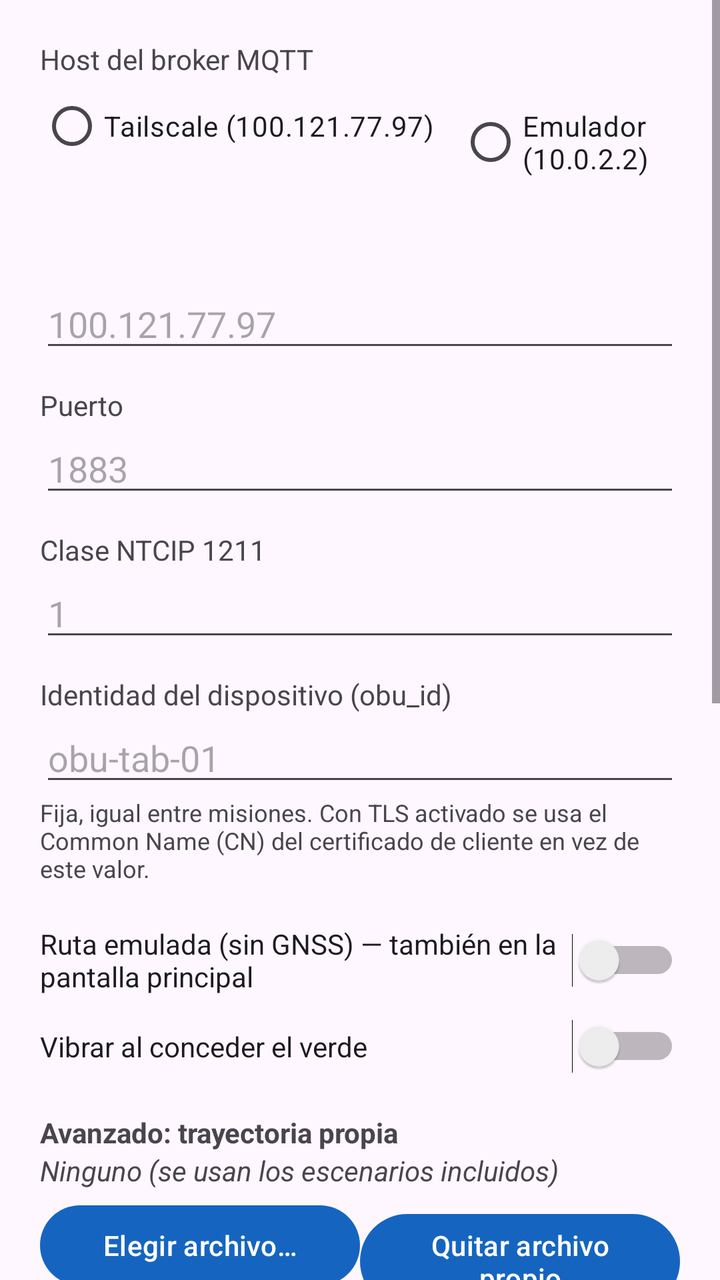
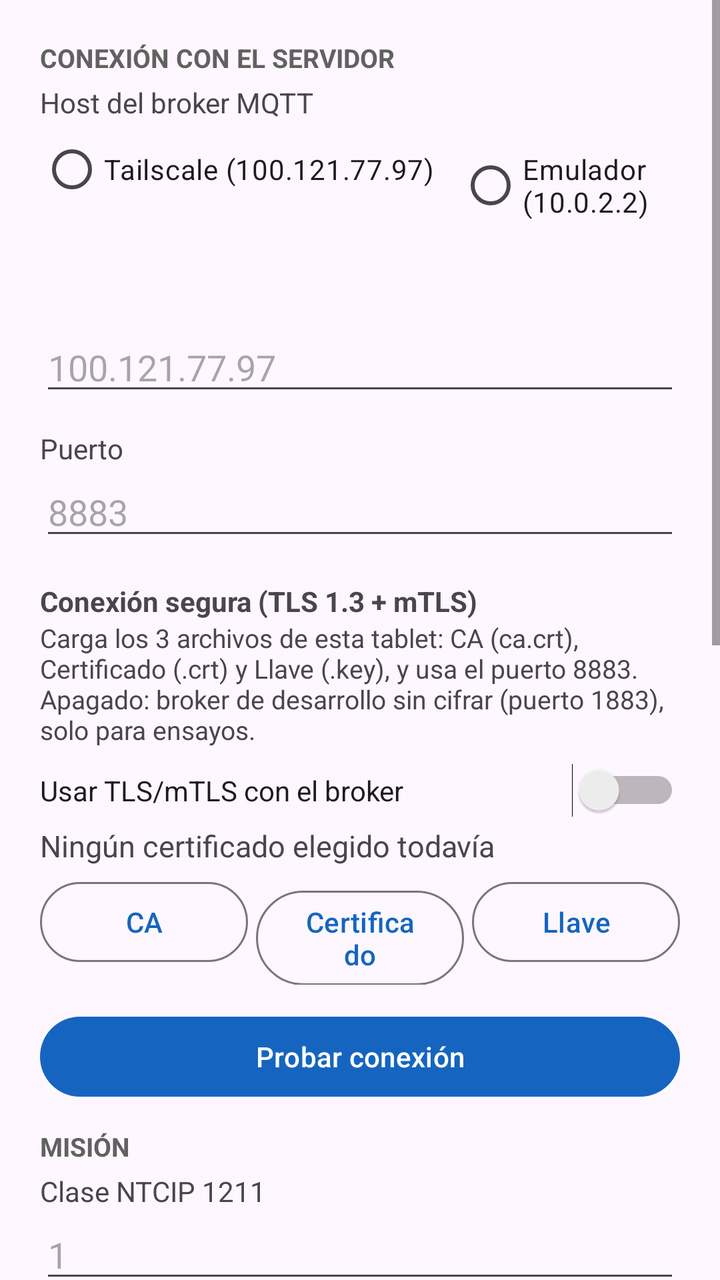

Screens rendered from an Android XML layout before and after an edit, with the pre-edit source and the edit as a unified diff.
<!-- AndroidManifest.xml: application theme Theme.ObuNtcip -->
<!-- res/layout/activity_ajustes.xml -->
<?xml version="1.0" encoding="utf-8"?>
<ScrollView xmlns:android="http://schemas.android.com/apk/res/android"
    android:layout_width="match_parent"
    android:layout_height="match_parent">

    <LinearLayout
        android:layout_width="match_parent"
        android:layout_height="wrap_content"
        android:orientation="vertical"
        android:padding="20dp">

        <TextView
            android:layout_width="wrap_content"
            android:layout_height="wrap_content"
            android:text="@string/ajustes_host" />
        <RadioGroup
            android:id="@+id/grupoHost"
            android:layout_width="match_parent"
            android:layout_height="wrap_content"
            android:orientation="horizontal">
            <RadioButton
                android:id="@+id/hostTailscale"
                android:layout_width="wrap_content"
                android:layout_height="wrap_content"
                android:text="@string/ajustes_host_tailscale" />
            <RadioButton
                android:id="@+id/hostEmulador"
                android:layout_width="wrap_content"
                android:layout_height="wrap_content"
                android:layout_marginStart="12dp"
                android:text="@string/ajustes_host_emulador" />
            <RadioButton
                android:id="@+id/hostManual"
                android:layout_width="wrap_content"
                android:layout_height="wrap_content"
                android:layout_marginStart="12dp"
                android:text="@string/ajustes_host_manual" />
        </RadioGroup>
        <EditText
            android:id="@+id/campoHost"
            android:layout_width="match_parent"
            android:layout_height="wrap_content"
            android:hint="100.121.77.97"
            android:inputType="textNoSuggestions" />

        <TextView
            android:layout_width="wrap_content"
            android:layout_height="wrap_content"
            android:layout_marginTop="12dp"
            android:text="@string/ajustes_puerto" />
        <EditText
            android:id="@+id/campoPuerto"
            android:layout_width="match_parent"
            android:layout_height="wrap_content"
            android:hint="1883"
            android:inputType="number" />

        <TextView
            android:layout_width="wrap_content"
            android:layout_height="wrap_content"
            android:layout_marginTop="12dp"
            android:text="@string/ajustes_clase" />
        <EditText
            android:id="@+id/campoClase"
            android:layout_width="match_parent"
            android:layout_height="wrap_content"
            android:hint="1"
            android:inputType="number" />

        <TextView
            android:layout_width="wrap_content"
            android:layout_height="wrap_content"
            android:layout_marginTop="12dp"
            android:text="@string/ajustes_obu_id" />
        <EditText
            android:id="@+id/campoObuId"
            android:layout_width="match_parent"
            android:layout_height="wrap_content"
            android:hint="obu-tab-01"
            android:inputType="textNoSuggestions" />
        <TextView
            android:layout_width="match_parent"
            android:layout_height="wrap_content"
            android:text="@string/ajustes_obu_id_ayuda"
            android:textSize="12sp" />

        <Switch
            android:id="@+id/interruptorModoSimulado"
            android:layout_width="match_parent"
            android:layout_height="wrap_content"
            android:layout_marginTop="20dp"
            android:text="@string/ajustes_modo_simulado" />

        <Switch
            android:id="@+id/interruptorVibrar"
            android:layout_width="match_parent"
            android:layout_height="wrap_content"
            android:layout_marginTop="12dp"
            android:text="@string/ajustes_vibrar" />

        <TextView
            android:layout_width="wrap_content"
            android:layout_height="wrap_content"
            android:layout_marginTop="20dp"
            android:text="@string/ajustes_avanzado"
            android:textStyle="bold" />
        <TextView
            android:id="@+id/textoTrayectoriaElegida"
            android:layout_width="match_parent"
            android:layout_height="wrap_content"
            android:text="@string/ajustes_sin_archivo"
            android:textStyle="italic" />

        <LinearLayout
            android:layout_width="match_parent"
            android:layout_height="wrap_content"
            android:layout_marginTop="4dp"
            android:orientation="horizontal">

            <Button
                android:id="@+id/botonElegirTrayectoria"
                android:layout_width="0dp"
                android:layout_height="wrap_content"
                android:layout_weight="1"
                android:text="@string/ajustes_elegir_trayectoria" />

            <Button
                android:id="@+id/botonUsarIntegrada"
                android:layout_width="0dp"
                android:layout_height="wrap_content"
                android:layout_weight="1"
                android:text="@string/ajustes_quitar_archivo" />
        </LinearLayout>

        <TextView
            android:layout_width="wrap_content"
            android:layout_height="wrap_content"
            android:layout_marginTop="20dp"
            android:text="@string/ajustes_tls_titulo"
            android:textStyle="bold" />
        <TextView
            android:layout_width="match_parent"
            android:layout_height="wrap_content"
            android:text="@string/ajustes_tls_resumen" />

        <Switch
            android:id="@+id/interruptorTls"
            android:layout_width="match_parent"
            android:layout_height="wrap_content"
            android:layout_marginTop="8dp"
            android:text="@string/ajustes_tls_activar" />

        <TextView
            android:id="@+id/textoTlsEstado"
            android:layout_width="match_parent"
            android:layout_height="wrap_content"
            android:layout_marginTop="4dp"
            android:text="@string/ajustes_tls_sin_archivos"
            android:textStyle="italic" />

        <LinearLayout
            android:layout_width="match_parent"
            android:layout_height="wrap_content"
            android:layout_marginTop="4dp"
            android:orientation="horizontal">

            <Button
                android:id="@+id/botonElegirTlsCa"
                android:layout_width="0dp"
                android:layout_height="wrap_content"
                android:layout_weight="1"
                android:text="@string/ajustes_tls_elegir_ca" />

            <Button
                android:id="@+id/botonElegirTlsCert"
                android:layout_width="0dp"
                android:layout_height="wrap_content"
                android:layout_weight="1"
                android:layout_marginStart="4dp"
                android:text="@string/ajustes_tls_elegir_cert" />

            <Button
                android:id="@+id/botonElegirTlsKey"
                android:layout_width="0dp"
                android:layout_height="wrap_content"
                android:layout_weight="1"
                android:layout_marginStart="4dp"
                android:text="@string/ajustes_tls_elegir_key" />
        </LinearLayout>

        <Button
            android:id="@+id/botonGuardar"
            android:layout_width="match_parent"
            android:layout_height="wrap_content"
            android:layout_marginTop="24dp"
            android:text="@string/ajustes_guardar" />

        <Button
            android:id="@+id/botonExportarEventos"
            android:layout_width="match_parent"
            android:layout_height="wrap_content"
            android:layout_marginTop="12dp"
            android:text="@string/ajustes_exportar_eventos" />

        <TextView
            android:layout_width="match_parent"
            android:layout_height="wrap_content"
            android:layout_marginTop="24dp"
            android:text="@string/ajustes_bateria_titulo"
            android:textStyle="bold" />
        <TextView
            android:layout_width="match_parent"
            android:layout_height="wrap_content"
            android:text="@string/ajustes_bateria_resumen" />
        <Button
            android:id="@+id/botonRevisarBateria"
            android:layout_width="wrap_content"
            android:layout_height="wrap_content"
            android:layout_marginTop="8dp"
            android:text="@string/ajustes_bateria_boton" />

    </LinearLayout>
</ScrollView>
<!-- resources referenced by this layout -->
<resources>
  <string name="ajustes_avanzado">Avanzado: trayectoria propia</string>
  <string name="ajustes_bateria_boton">Revisar</string>
  <string name="ajustes_bateria_resumen">Esta app puede detenerse en segundo plano si Android restringe su batería</string>
  <string name="ajustes_bateria_titulo">Optimización de batería</string>
  <string name="ajustes_clase">Clase NTCIP 1211</string>
  <string name="ajustes_elegir_trayectoria">Elegir archivo…</string>
  <string name="ajustes_exportar_eventos">Exportar CSV de eventos</string>
  <string name="ajustes_guardar">Guardar</string>
  <string name="ajustes_host">Host del broker MQTT</string>
  <string name="ajustes_host_emulador">Emulador (10.0.2.2)</string>
  <string name="ajustes_host_manual">Manual</string>
  <string name="ajustes_host_tailscale">Tailscale (100.121.77.97)</string>
  <string name="ajustes_modo_simulado">Ruta emulada (sin GNSS) — también en la pantalla principal</string>
  <string name="ajustes_obu_id">Identidad del dispositivo (obu_id)</string>
  <string name="ajustes_obu_id_ayuda">Fija, igual entre misiones. Con TLS activado se usa el Common Name (CN) del certificado de cliente en vez de este valor.</string>
  <string name="ajustes_puerto">Puerto</string>
  <string name="ajustes_quitar_archivo">Quitar archivo propio</string>
  <string name="ajustes_sin_archivo">Ninguno (se usan los escenarios incluidos)</string>
  <string name="ajustes_tls_activar">Usar TLS/mTLS con el broker</string>
  <string name="ajustes_tls_elegir_ca">CA</string>
  <string name="ajustes_tls_elegir_cert">Certificado</string>
  <string name="ajustes_tls_elegir_key">Llave</string>
  <string name="ajustes_tls_resumen">Certificados emitidos por scripts/seguridad/generar_ca.py (ver app_obu/README.md). Apagado: broker de desarrollo sin cifrar, como hasta ahora.</string>
  <string name="ajustes_tls_sin_archivos">Ningún certificado elegido todavía</string>
  <string name="ajustes_tls_titulo">Etapa 3: TLS 1.3 + mTLS</string>
  <string name="ajustes_vibrar">Vibrar al conceder el verde</string>
  <style name="Theme.ObuNtcip" parent="Theme.Material3.DayNight.NoActionBar">
          <item name="colorPrimary">@color/primario</item>
          <item name="colorPrimaryDark">@color/primario_oscuro</item>
      </style>
  <color name="primario">#1565C0</color>
  <color name="primario_oscuro">#0D47A1</color>
</resources>

<!-- the commit's change to res/layout/activity_ajustes.xml (unified diff, before → after) -->
@@ -9,6 +9,12 @@
         android:orientation="vertical"
         android:padding="20dp">
 
+        
+        <TextView
+            style="@style/TituloSeccion"
+            android:layout_marginTop="0dp"
+            android:text="@string/conexion_titulo" />
+
         <TextView
             android:layout_width="wrap_content"
             android:layout_height="wrap_content"
@@ -52,13 +58,98 @@
             android:id="@+id/campoPuerto"
             android:layout_width="match_parent"
             android:layout_height="wrap_content"
-            android:hint="1883"
+            android:hint="8883"
             android:inputType="number" />
 
         <TextView
             android:layout_width="wrap_content"
             android:layout_height="wrap_content"
-            android:layout_marginTop="12dp"
+            android:layout_marginTop="16dp"
+            android:text="@string/ajustes_tls_titulo"
+            android:textStyle="bold" />
+        <TextView
+            android:layout_width="match_parent"
+            android:layout_height="wrap_content"
+            android:text="@string/ajustes_tls_resumen"
+            android:textSize="13sp" />
+
+        <Switch
+            android:id="@+id/interruptorTls"
+            android:layout_width="match_parent"
+            android:layout_height="wrap_content"
+            android:layout_marginTop="8dp"
+            android:text="@string/ajustes_tls_activar" />
+
+        <LinearLayout
+            android:id="@+id/panelTls"
+            android:layout_width="match_parent"
+            android:layout_height="wrap_content"
+            android:orientation="vertical">
+
+            <TextView
+                android:id="@+id/textoTlsEstado"
+                android:layout_width="match_parent"
+                android:layout_height="wrap_content"
+                android:layout_marginTop="4dp"
+                android:text="@string/ajustes_tls_sin_archivos"
+                android:textSize="15sp" />
+
+            <LinearLayout
+                android:layout_width="match_parent"
+                android:layout_height="wrap_content"
+                android:layout_marginTop="4dp"
+                android:orientation="horizontal">
+
+                <Button
+                    android:id="@+id/botonElegirTlsCa"
+                    style="?attr/materialButtonOutlinedStyle"
+                    android:layout_width="0dp"
+                    android:layout_height="wrap_content"
+                    android:layout_weight="1"
+                    android:text="@string/ajustes_tls_elegir_ca" />
+
+                <Button
+                    android:id="@+id/botonElegirTlsCert"
+                    style="?attr/materialButtonOutlinedStyle"
+                    android:layout_width="0dp"
+                    android:layout_height="wrap_content"
+                    android:layout_weight="1"
+                    android:layout_marginStart="4dp"
+                    android:text="@string/ajustes_tls_elegir_cert" />
+
+                <Button
+                    android:id="@+id/botonElegirTlsKey"
+                    style="?attr/materialButtonOutlinedStyle"
+                    android:layout_width="0dp"
+                    android:layout_height="wrap_content"
+                    android:layout_weight="1"
+                    android:layout_marginStart="4dp"
+                    android:text="@string/ajustes_tls_elegir_key" />
+            </LinearLayout>
+        </LinearLayout>
+
+        <Button
+            android:id="@+id/botonProbarConexion"
+            android:layout_width="match_parent"
+            android:layout_height="wrap_content"
+            android:layout_marginTop="12dp"
+            android:text="@string/tls_probar" />
+        <TextView
+            android:id="@+id/textoPruebaConexion"
+            android:layout_width="match_parent"
+            android:layout_height="wrap_content"
+            android:layout_marginTop="4dp"
+            android:textSize="15sp"
+            android:visibility="gone" />
+
+        
+        <TextView
+            style="@style/TituloSeccion"
+            android:text="@string/seccion_mision_ajustes" />
+
+        <TextView
+            android:layout_width="wrap_content"
+            android:layout_height="wrap_content"
             android:text="@string/ajustes_clase" />
         <EditText
             android:id="@+id/campoClase"
@@ -67,43 +158,59 @@
             android:hint="1"
             android:inputType="number" />
 
-        <TextView
-            android:layout_width="wrap_content"
-            android:layout_height="wrap_content"
-            android:layout_marginTop="12dp"
-            android:text="@string/ajustes_obu_id" />
-        <EditText
-            android:id="@+id/campoObuId"
-            android:layout_width="match_parent"
-            android:layout_height="wrap_content"
-            android:hint="obu-tab-01"
-            android:inputType="textNoSuggestions" />
-        <TextView
-            android:layout_width="match_parent"
-            android:layout_height="wrap_content"
-            android:text="@string/ajustes_obu_id_ayuda"
-            android:textSize="12sp" />
+        <LinearLayout
+            android:id="@+id/panelObuId"
+            android:layout_width="match_parent"
+            android:layout_height="wrap_content"
+            android:orientation="vertical">
+            <TextView
+                android:layout_width="wrap_content"
+                android:layout_height="wrap_content"
+                android:layout_marginTop="12dp"
+                android:text="@string/ajustes_obu_id" />
+            <EditText
+                android:id="@+id/campoObuId"
+                android:layout_width="match_parent"
+                android:layout_height="wrap_content"
+                android:hint="obu-tab-01"
+                android:inputType="textNoSuggestions" />
+            <TextView
+                android:layout_width="match_parent"
+                android:layout_height="wrap_content"
+                android:text="@string/ajustes_obu_id_ayuda"
+                android:textSize="12sp" />
+        </LinearLayout>
+        <TextView
+            android:id="@+id/textoObuIdTls"
+            android:layout_width="match_parent"
+            android:layout_height="wrap_content"
+            android:layout_marginTop="12dp"
+            android:textSize="14sp"
+            android:visibility="gone" />
+
+        <Switch
+            android:id="@+id/interruptorVibrar"
+            android:layout_width="match_parent"
+            android:layout_height="wrap_content"
+            android:layout_marginTop="12dp"
+            android:text="@string/ajustes_vibrar" />
+
+        
+        <TextView
+            style="@style/TituloSeccion"
+            android:text="@string/seccion_demo_ajustes" />
 
         <Switch
             android:id="@+id/interruptorModoSimulado"
             android:layout_width="match_parent"
             android:layout_height="wrap_content"
-            android:layout_marginTop="20dp"
             android:text="@string/ajustes_modo_simulado" />
 
-        <Switch
-            android:id="@+id/interruptorVibrar"
-            android:layout_width="match_parent"
-            android:layout_height="wrap_content"
-            android:layout_marginTop="12dp"
-            android:text="@string/ajustes_vibrar" />
-
-        <TextView
-            android:layout_width="wrap_content"
-            android:layout_height="wrap_content"
-            android:layout_marginTop="20dp"
-            android:text="@string/ajustes_avanzado"
-            android:textStyle="bold" />
+        <TextView
+            android:layout_width="wrap_content"
+            android:layout_height="wrap_content"
+            android:layout_marginTop="12dp"
+            android:text="@string/ajustes_avanzado" />
         <TextView
             android:id="@+id/textoTrayectoriaElegida"
             android:layout_width="match_parent"
@@ -119,6 +226,7 @@
 
             <Button
                 android:id="@+id/botonElegirTrayectoria"
+                style="?attr/materialButtonOutlinedStyle"
                 android:layout_width="0dp"
                 android:layout_height="wrap_content"
                 android:layout_weight="1"
@@ -126,67 +234,38 @@
 
             <Button
                 android:id="@+id/botonUsarIntegrada"
+                style="?attr/materialButtonOutlinedStyle"
                 android:layout_width="0dp"
                 android:layout_height="wrap_content"
                 android:layout_weight="1"
+                android:layout_marginStart="4dp"
                 android:text="@string/ajustes_quitar_archivo" />
         </LinearLayout>
 
-        <TextView
-            android:layout_width="wrap_content"
-            android:layout_height="wrap_content"
-            android:layout_marginTop="20dp"
-            android:text="@string/ajustes_tls_titulo"
-            android:textStyle="bold" />
-        <TextView
-            android:layout_width="match_parent"
-            android:layout_height="wrap_content"
-            android:text="@string/ajustes_tls_resumen" />
-
-        <Switch
-            android:id="@+id/interruptorTls"
-            android:layout_width="match_parent"
-            android:layout_height="wrap_content"
-            android:layout_marginTop="8dp"
-            android:text="@string/ajustes_tls_activar" />
-
-        <TextView
-            android:id="@+id/textoTlsEstado"
-            android:layout_width="match_parent"
+        
+        <TextView
+            style="@style/TituloSeccion"
+            android:text="@string/seccion_registro_ajustes" />
+
+        <Button
+            android:id="@+id/botonExportarEventos"
+            style="?attr/materialButtonOutlinedStyle"
+            android:layout_width="match_parent"
+            android:layout_height="wrap_content"
+            android:text="@string/ajustes_exportar_eventos" />
+
+        <TextView
+            android:layout_width="match_parent"
+            android:layout_height="wrap_content"
+            android:layout_marginTop="12dp"
+            android:text="@string/ajustes_bateria_resumen" />
+        <Button
+            android:id="@+id/botonRevisarBateria"
+            style="?attr/materialButtonOutlinedStyle"
+            android:layout_width="wrap_content"
             android:layout_height="wrap_content"
             android:layout_marginTop="4dp"
-            android:text="@string/ajustes_tls_sin_archivos"
-            android:textStyle="italic" />
-
-        <LinearLayout
-            android:layout_width="match_parent"
-            android:layout_height="wrap_content"
-            android:layout_marginTop="4dp"
-            android:orientation="horizontal">
-
-            <Button
-                android:id="@+id/botonElegirTlsCa"
-                android:layout_width="0dp"
-                android:layout_height="wrap_content"
-                android:layout_weight="1"
-                android:text="@string/ajustes_tls_elegir_ca" />
-
-            <Button
-                android:id="@+id/botonElegirTlsCert"
-                android:layout_width="0dp"
-                android:layout_height="wrap_content"
-                android:layout_weight="1"
-                android:layout_marginStart="4dp"
-                android:text="@string/ajustes_tls_elegir_cert" />
-
-            <Button
-                android:id="@+id/botonElegirTlsKey"
-                android:layout_width="0dp"
-                android:layout_height="wrap_content"
-                android:layout_weight="1"
-                android:layout_marginStart="4dp"
-                android:text="@string/ajustes_tls_elegir_key" />
-        </LinearLayout>
+            android:text="@string/ajustes_bateria_boton" />
 
         <Button
             android:id="@+id/botonGuardar"
@@ -195,29 +274,5 @@
             android:layout_marginTop="24dp"
             android:text="@string/ajustes_guardar" />
 
-        <Button
-            android:id="@+id/botonExportarEventos"
-            android:layout_width="match_parent"
-            android:layout_height="wrap_content"
-            android:layout_marginTop="12dp"
-            android:text="@string/ajustes_exportar_eventos" />
-
-        <TextView
-            android:layout_width="match_parent"
-            android:layout_height="wrap_content"
-            android:layout_marginTop="24dp"
-            android:text="@string/ajustes_bateria_titulo"
-            android:textStyle="bold" />
-        <TextView
-            android:layout_width="match_parent"
-            android:layout_height="wrap_content"
-            android:text="@string/ajustes_bateria_resumen" />
-        <Button
-            android:id="@+id/botonRevisarBateria"
-            android:layout_width="wrap_content"
-            android:layout_height="wrap_content"
-            android:layout_marginTop="8dp"
-            android:text="@string/ajustes_bateria_boton" />
-
     </LinearLayout>
 </ScrollView>
<!-- resource entries referenced after the edit -->
@@ -1,13 +1,12 @@
 <!-- resources referenced by this layout -->
 <resources>
-  <string name="ajustes_avanzado">Avanzado: trayectoria propia</string>
+  <string name="ajustes_avanzado">Avanzado: trayectoria propia (.csv, solo para Ruta emulada)</string>
   <string name="ajustes_bateria_boton">Revisar</string>
   <string name="ajustes_bateria_resumen">Esta app puede detenerse en segundo plano si Android restringe su batería</string>
-  <string name="ajustes_bateria_titulo">Optimización de batería</string>
   <string name="ajustes_clase">Clase NTCIP 1211</string>
   <string name="ajustes_elegir_trayectoria">Elegir archivo…</string>
   <string name="ajustes_exportar_eventos">Exportar CSV de eventos</string>
-  <string name="ajustes_guardar">Guardar</string>
+  <string name="ajustes_guardar">Listo</string>
   <string name="ajustes_host">Host del broker MQTT</string>
   <string name="ajustes_host_emulador">Emulador (10.0.2.2)</string>
   <string name="ajustes_host_manual">Manual</string>
@@ -22,10 +21,25 @@
   <string name="ajustes_tls_elegir_ca">CA</string>
   <string name="ajustes_tls_elegir_cert">Certificado</string>
   <string name="ajustes_tls_elegir_key">Llave</string>
-  <string name="ajustes_tls_resumen">Certificados emitidos por scripts/seguridad/generar_ca.py (ver app_obu/README.md). Apagado: broker de desarrollo sin cifrar, como hasta ahora.</string>
+  <string name="ajustes_tls_resumen">Carga los 3 archivos de esta tablet: CA (ca.crt), Certificado (.crt) y Llave (.key), y usa el puerto 8883. Apagado: broker de desarrollo sin cifrar (puerto 1883), solo para ensayos.</string>
   <string name="ajustes_tls_sin_archivos">Ningún certificado elegido todavía</string>
-  <string name="ajustes_tls_titulo">Etapa 3: TLS 1.3 + mTLS</string>
+  <string name="ajustes_tls_titulo">Conexión segura (TLS 1.3 + mTLS)</string>
   <string name="ajustes_vibrar">Vibrar al conceder el verde</string>
+  <string name="conexion_titulo">Conexión con el servidor</string>
+  <string name="seccion_demo_ajustes">Demo (sin GPS)</string>
+  <string name="seccion_mision_ajustes">Misión</string>
+  <string name="seccion_registro_ajustes">Registro y batería</string>
+  <string name="tls_probar">Probar conexión</string>
+  <style name="TituloSeccion">
+          <item name="android:layout_width">match_parent</item>
+          <item name="android:layout_height">wrap_content</item>
+          <item name="android:layout_marginTop">12dp</item>
+          <item name="android:layout_marginBottom">4dp</item>
+          <item name="android:textSize">13sp</item>
+          <item name="android:textStyle">bold</item>
+          <item name="android:textAllCaps">true</item>
+          <item name="android:textColor">#616161</item>
+      </style>
   <style name="Theme.ObuNtcip" parent="Theme.Material3.DayNight.NoActionBar">
           <item name="colorPrimary">@color/primario</item>
           <item name="colorPrimaryDark">@color/primario_oscuro</item>
